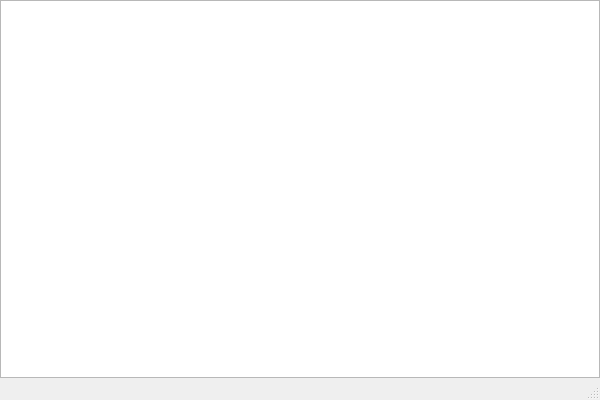
First picture: the form in src/home/football/MainWindow.ui, repository heimdallr/football, before the edit.
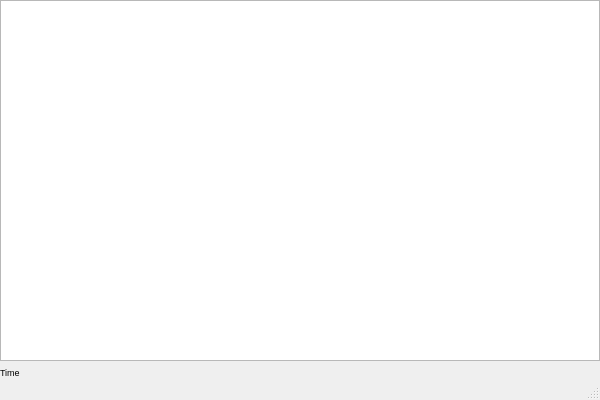
Second picture: the form after the edit.

```diff
--- a/src/home/football/MainWindow.ui
+++ b/src/home/football/MainWindow.ui
@@ -68,6 +68,18 @@
           </attribute>
          </widget>
         </item>
+        <item>
+         <widget class="QLabel" name="time">
+          <property name="font">
+           <font>
+            <pointsize>7</pointsize>
+           </font>
+          </property>
+          <property name="text">
+           <string>Time</string>
+          </property>
+         </widget>
+        </item>
        </layout>
       </widget>
      </widget>
```
Left out of the diff: 8 changed lines with no effect on the pictures.
